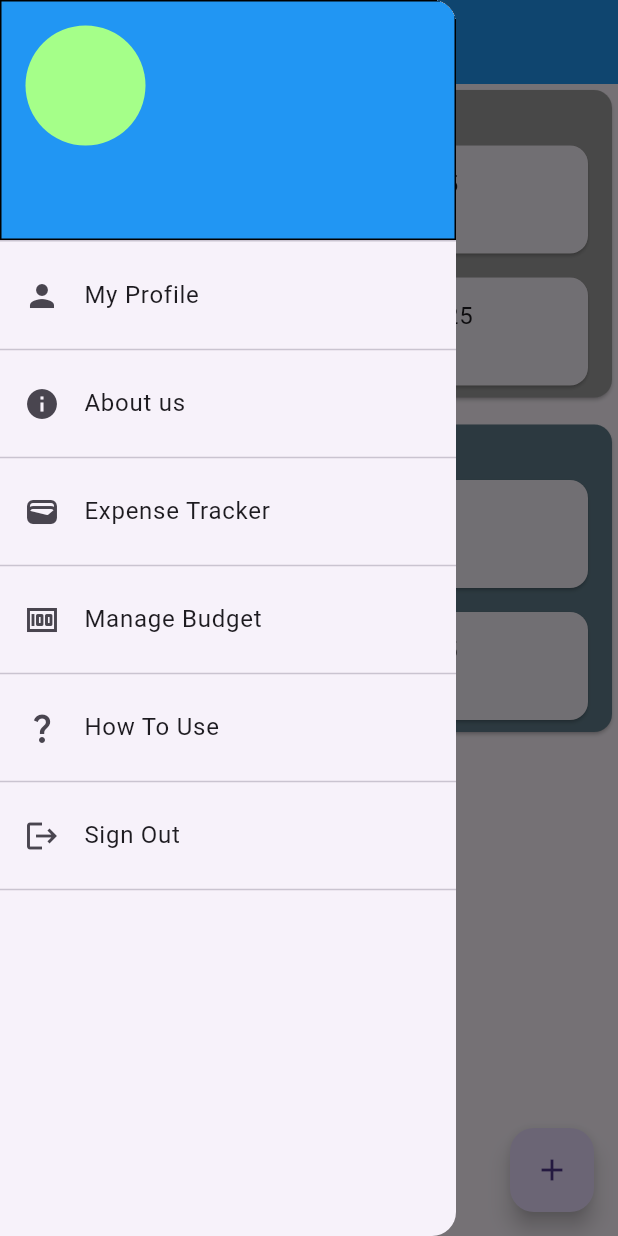
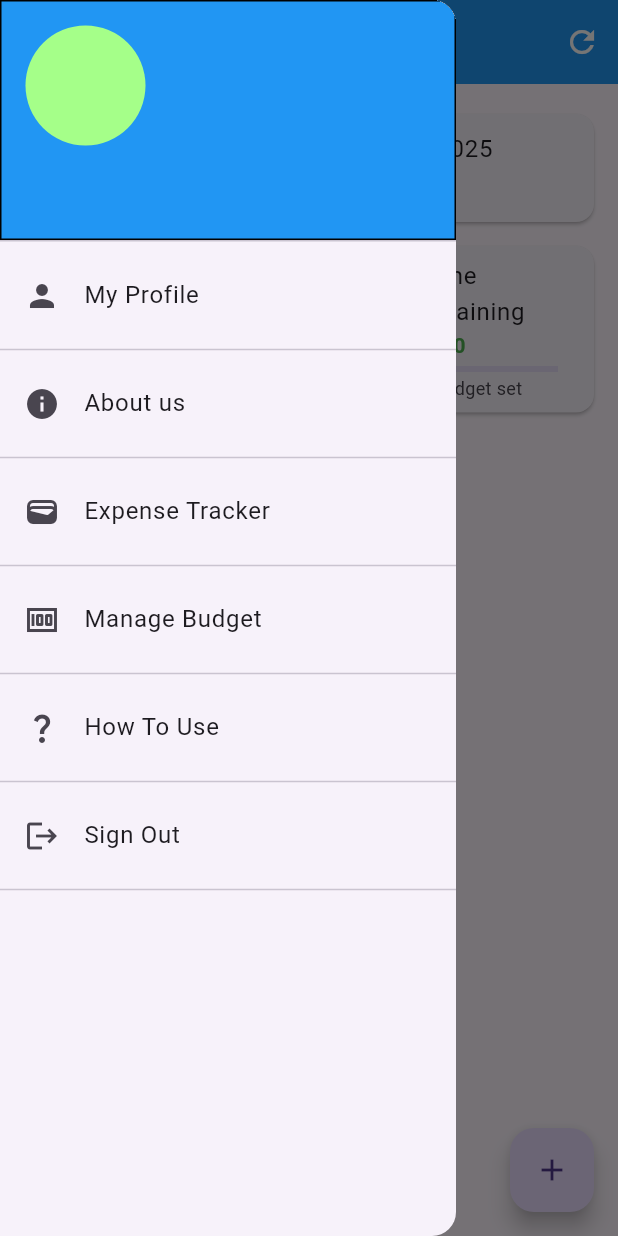
Before and after one commit to kadamharshit/Wallet_Watch, a Flutter app: the HomeScreen screen opened by its route, with the side drawer open, on a phone screen of 412 x 824 dp. Run offline on Flutter 3.47's test engine with Material 3 defaults, Android fonts, the phone set to English and light mode, and no system bars; our stand-ins replace shared_preferences, sqflite, supabase_flutter; accounts and stored records are empty.

Commit message:
Added the new progress bar and change the list tile for budget and expense to remaining money. also added refresh button

```diff
--- a/lib/dashboard/home_screen.dart
+++ b/lib/dashboard/home_screen.dart
@@ -18,6 +18,32 @@ class _HomeScreenState extends State<HomeScreen> {
   String _useremail = '';
 
   final supabase = Supabase.instance.client;
+
+  //------------Derived values
+  double get _cashRemaining => _cashBudget - _cashExpense;
+  double get _onlineRemaining => _onlineBudget - _onlineExpense;
+  double get _totalRemaining => _cashRemaining - _onlineRemaining;
+
+  Color _amountColor(double value) =>
+      value >= 0 ? Colors.green : Colors.redAccent;
+
+  double get _cashProgress {
+    if (_cashBudget <= 0) return 0.0;
+    final ratio = _cashExpense / _cashBudget;
+    return ratio.clamp(0.0, 1.0);
+  }
+
+  double get _onlineProgress {
+    if (_onlineBudget <= 0) return 0.0;
+    final ratio = _onlineExpense / _onlineBudget;
+    return ratio.clamp(0.0, 1.0);
+  }
+
+  String _formatPercent(double used, double total) {
+    if (total <= 0) return "No budget set";
+    final percent = (used / total * 100).clamp(0, 999).toStringAsFixed(0);
+    return "$percent% of budget used";
+  }
 
   @override
   void initState() {
@@ -158,6 +184,11 @@ class _HomeScreenState extends State<HomeScreen> {
     }
   }
 
+  Future<void> _refreshAll() async {
+    await _loadBudgetsSeparately();
+    await _loadExpensesSeparately();
+  }
+
   @override
   Widget build(BuildContext context) {
     return Scaffold(
@@ -165,82 +196,100 @@ class _HomeScreenState extends State<HomeScreen> {
         foregroundColor: Colors.white,
         backgroundColor: Colors.blue,
         title: const Text("WalletWatch"),
+        actions: [
+          IconButton(onPressed: _refreshAll, icon: const Icon(Icons.refresh)),
+        ],
       ),
-      body: SingleChildScrollView(
+      body: RefreshIndicator(
+        onRefresh: _refreshAll,
+        child: SingleChildScrollView(
+          physics: const AlwaysScrollableScrollPhysics(),
           child: Column(
             children: [
+              const SizedBox(height: 12),
+              //----------- Total Remaining Card------------------
               Card(
-              color: Colors.grey,
-              child: Column(
-                mainAxisAlignment: MainAxisAlignment.center,
-                crossAxisAlignment: CrossAxisAlignment.center,
+                margin: const EdgeInsets.symmetric(horizontal: 16, vertical: 8),
+                child: ListTile(
+                  leading: const Icon(Icons.savings),
+                  title: Text("Total Remaining • ${currentMonthYear()}"),
+                  subtitle: Text(
+                    "₹ ${_totalRemaining.toStringAsFixed(2)}",
+                    style: TextStyle(
+                      fontSize: 18,
+                      fontWeight: FontWeight.bold,
+                      color: _amountColor(_totalRemaining),
+                    ),
+                  ),
+                ),
+              ),
+              //-------------------- Cash & Online Remaining -----------------
+              Row(
+                children: [
+                  Expanded(
+                    child: Card(
+                      margin: const EdgeInsets.fromLTRB(16, 8, 8, 8),
+                      child: ListTile(
+                        leading: const Icon(Icons.money),
+                        title: const Text("Cash Remaining"),
+                        subtitle: Column(
+                          crossAxisAlignment: CrossAxisAlignment.start,
                           children: [
                             Text(
-                    "EXPENSES",
-                    style: TextStyle(fontSize: 20, fontWeight: FontWeight.bold),
-                  ),
-                  Card(
-                    margin: const EdgeInsets.symmetric(
-                      horizontal: 16,
-                      vertical: 8,
-                    ),
-                    child: ListTile(
-                      title: Text("Cash Expense ${currentMonthYear()}"),
-                      subtitle: Text("₹ ${_cashExpense.toStringAsFixed(2)}"),
-                      leading: const Icon(Icons.money),
+                              "₹ ${_cashRemaining.toStringAsFixed(2)}",
+                              style: TextStyle(
+                                color: _amountColor(_cashRemaining),
+                                fontWeight: FontWeight.bold,
                               ),
                             ),
-                  Card(
-                    margin: const EdgeInsets.symmetric(
-                      horizontal: 16,
-                      vertical: 8,
+                            const SizedBox(height: 4),
+                            LinearProgressIndicator(
+                              value: _cashProgress, // 0.0 – 1.0
                             ),
+                            const SizedBox(height: 2),
+                            Text(
+                              _formatPercent(_cashExpense, _cashBudget),
+                              style: const TextStyle(fontSize: 12),
+                            ),
+                          ],
+                        ),
+                      ),
+                    ),
+                  ),
+                  Expanded(
+                    child: Card(
+                      margin: const EdgeInsets.fromLTRB(8, 8, 16, 8),
                       child: ListTile(
-                      title: Text("Online Expense ${currentMonthYear()}"),
-                      subtitle: Text("₹ ${_onlineExpense.toStringAsFixed(2)}"),
                         leading: const Icon(Icons.account_balance_wallet),
+                        title: const Text("Online Remaining"),
+                        subtitle: Column(
+                          crossAxisAlignment: CrossAxisAlignment.start,
+                          children: [
+                            Text(
+                              "₹ ${_onlineRemaining.toStringAsFixed(2)}",
+                              style: TextStyle(
+                                color: _amountColor(_onlineRemaining),
+                                fontWeight: FontWeight.bold,
+                              ),
+                            ),
+                            const SizedBox(height: 4),
+                            LinearProgressIndicator(
+                              value: _onlineProgress, // 0.0 – 1.0
+                            ),
+                            const SizedBox(height: 2),
+                            Text(
+                              _formatPercent(_onlineExpense, _onlineBudget),
+                              style: const TextStyle(fontSize: 12),
+                            ),
+                          ],
+                        ),
+                      ),
                     ),
                   ),
                 ],
               ),
-            ),
-            const SizedBox(height: 10),
-            Card(
-              color: Colors.blueGrey,
-              child: Column(
-                mainAxisAlignment: MainAxisAlignment.center,
-                crossAxisAlignment: CrossAxisAlignment.center,
-                children: [
-                  Text(
-                    'BUDGET',
-                    style: TextStyle(fontSize: 20, fontWeight: FontWeight.bold),
-                  ),
-                  Card(
-                    margin: const EdgeInsets.symmetric(
-                      horizontal: 16,
-                      vertical: 8,
-                    ),
-                    child: ListTile(
-                      title: Text("Cash Budget ${currentMonthYear()}"),
-                      subtitle: Text("₹ ${_cashBudget.toStringAsFixed(2)}"),
-                      leading: const Icon(Icons.money),
-                    ),
-                  ),
-                  Card(
-                    margin: const EdgeInsets.symmetric(
-                      horizontal: 16,
-                      vertical: 8,
-                    ),
-                    child: ListTile(
-                      title: Text("Online Budget ${currentMonthYear()}"),
-                      subtitle: Text("₹ ${_onlineBudget.toStringAsFixed(2)}"),
-                      leading: const Icon(Icons.account_balance_wallet),
-                    ),
-                  ),
             ],
           ),
-            ),
-          ],
         ),
       ),
       drawer: Drawer(
```
Lines whose indentation alone changed are shown as unchanged.
